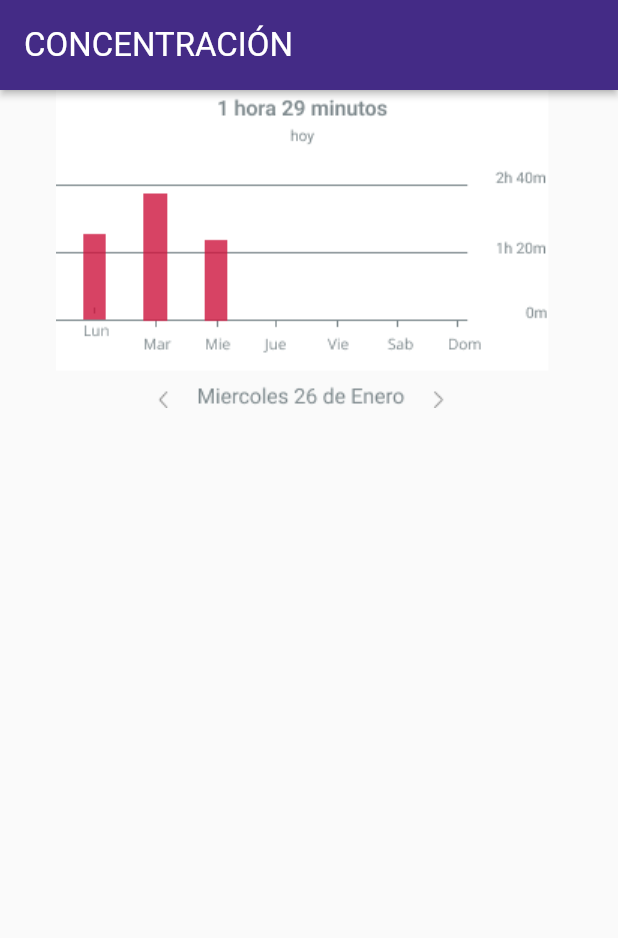
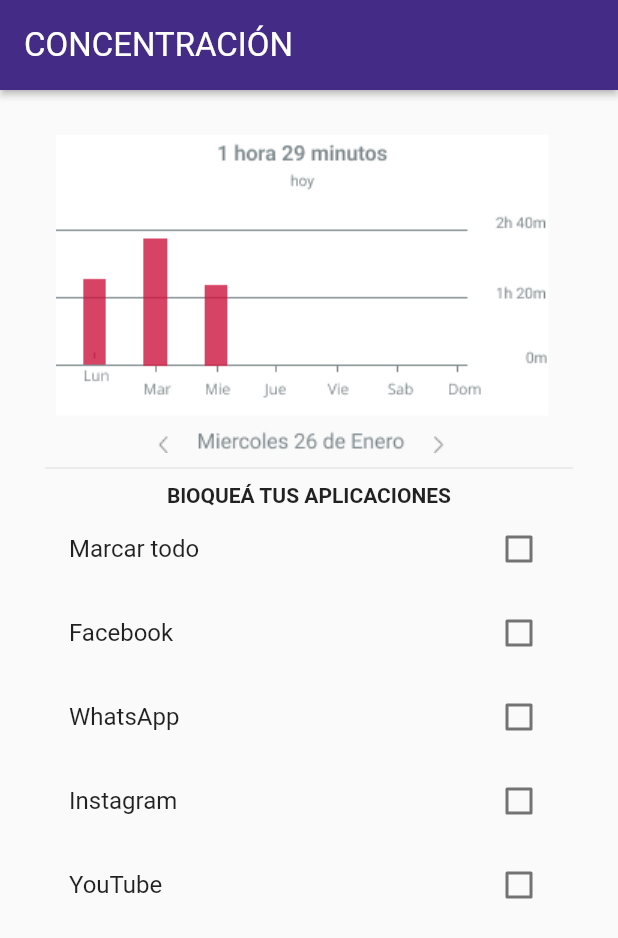
Before and after one commit to kevinlakb/Devsign, a Flutter app: the screen it shows after launch, on a phone screen of 412 x 824 dp. Shown: the top 938 px of the screen. Run offline on Flutter 3.47's test engine with Material 2 defaults, Android fonts, the light colour scheme and no system bars; our stand-ins replace flutter_speed_dial, table_calendar.

Commit message:
pantalla concentracion

```diff
--- a/lib/screens/concentration_screen.dart
+++ b/lib/screens/concentration_screen.dart
@@ -1,9 +1,20 @@
 import 'package:flutter/material.dart';
 
-class ConcentrationScreen extends StatelessWidget {
+class ConcentrationScreen extends StatefulWidget {
 
   const ConcentrationScreen({Key? key}) : super(key: key);
 
+  @override
+  State<ConcentrationScreen> createState() => _ConcentrationScreenState();
+}
+
+class _ConcentrationScreenState extends State<ConcentrationScreen> {
+  bool _isActived = false;
+  bool _isActived2 = false;
+  bool _isActived3 = false;
+  bool _isActived4 = false;
+  bool _isActived5 = false;
+  bool _isActived6 = false;
   @override
   Widget build(BuildContext context) {
     final size = MediaQuery.of(context).size;
@@ -11,18 +22,95 @@ class ConcentrationScreen extends StatelessWidget {
       appBar: AppBar(
         title: const Text('CONCENTRACIÓN'),
       ),
-      body:Container(
-      width: size.width,
-      padding: const EdgeInsets.all(30),
-      decoration: const BoxDecoration(
-        image: DecorationImage(
-            //fit: BoxFit.fill,
-            alignment: Alignment.topCenter,
-            image: AssetImage('assets/images/concen.png')
-        )
-      ),
+      body: Container(
+        padding: const EdgeInsets.all(30),
+        child: Column(
 
-     )
+          children:  [
+            const Image(image: AssetImage('assets/images/concen.png') , alignment: Alignment.center),
+            const Divider(height: 20,),
+            const Text('BlOQUEÁ TUS APLICACIONES', style: TextStyle(fontWeight: FontWeight.bold)),
+
+            CheckboxListTile(
+              title: const Text('Marcar todo'),
+              value:_isActived ,
+              onChanged: (bool? value){
+                setState(() {
+                  _isActived = value!;
+                  _isActived2 = value;
+                  _isActived3 = value;
+                  _isActived4 = value;
+                  _isActived5 = value;
+                  _isActived6 = value;
+                });
+              },
+
+            ),
+            CheckboxListTile(
+              title: const Text('Facebook'),
+              value:_isActived2 ,
+              onChanged: (bool? value){
+                setState(() {
+                  _isActived2 = value!;
+                });
+              },
+
+            ),
+            CheckboxListTile(
+              title: const Text('WhatsApp'),
+              value:_isActived3 ,
+              onChanged: (bool? value){
+                setState(() {
+                  _isActived3 = value!;
+                });
+              },
+
+            ),
+            CheckboxListTile(
+              title: const Text('Instagram'),
+              value:_isActived4 ,
+              onChanged: (bool? value){
+                setState(() {
+                  _isActived4 = value!;
+                });
+              },
+
+            ),
+            CheckboxListTile(
+              title: const Text('YouTube'),
+              value:_isActived5 ,
+              onChanged: (bool? value){
+                setState(() {
+                  _isActived5 = value!;
+                });
+              },
+
+            ),
+           /*  CheckboxListTile(
+              title: const Text('Twitter'),
+              value:_isActived5 ,
+              onChanged: (bool? value){
+                setState(() {
+                  _isActived = value!;
+                });
+              },
+
+            ),
+            CheckboxListTile(
+              title: const Text('TikTok'),
+              value:_isActived6 ,
+              onChanged: (bool? value){
+                setState(() {
+                  _isActived = value!;
+                });
+              },
+
+            ),         */
+
+
+          ],
+        ),
+      )
     );
   }
 }
```
